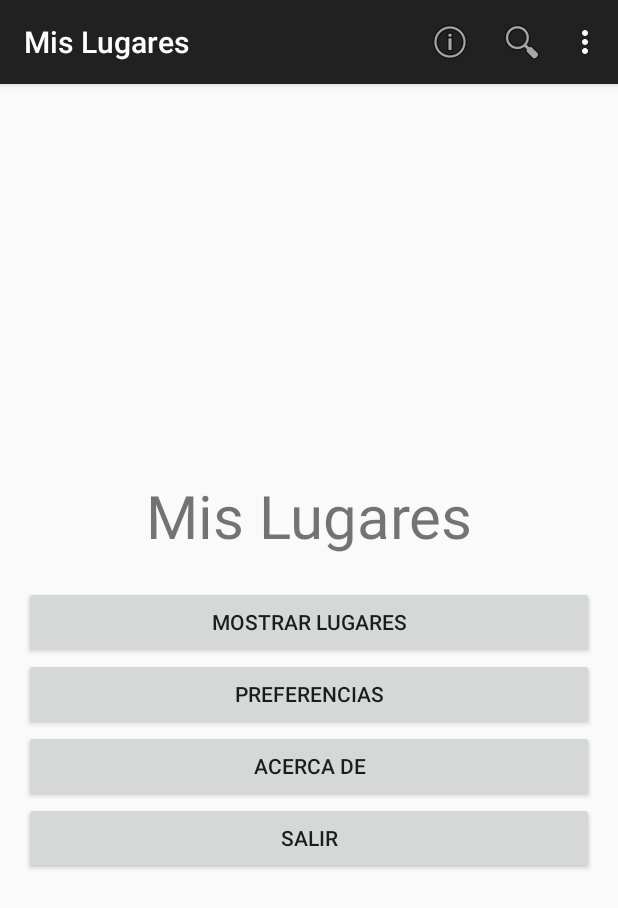
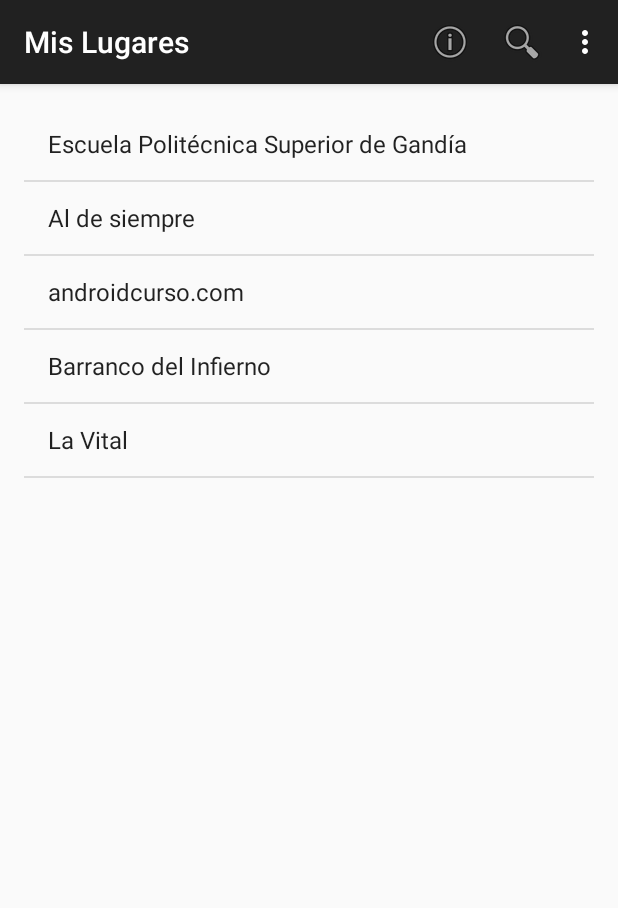
Before and after one commit to jjprada/MisLugares, an Android app: the screen it shows after launch (MainActivity), on a phone screen of 412 x 824 dp. Shown: the top 908 px of the screen. Run offline under Robolectric (Android 15) with nearby library versions, the phone set to English and light mode, and no system bars.

Commit message:
ListView estilo 1

```diff
--- a/app/src/main/java/com/jjprada/mislugares/Lugares.java
+++ b/app/src/main/java/com/jjprada/mislugares/Lugares.java
@@ -8,32 +8,40 @@ import java.util.List;
  */
 public class Lugares {
 
-    protected static List<Lugar> vectorLugares = ejemploLugares();
+    protected static List<Lugar> listaLugares = ejemploLugares();
 
     public Lugares() {
-        vectorLugares = ejemploLugares();
+        listaLugares = ejemploLugares();
     }
 
     static Lugar elemento(int id){
-        return vectorLugares.get(id);
+        return listaLugares.get(id);
     }
 
     static void anyade(Lugar lugar){
-        vectorLugares.add(lugar);
+        listaLugares.add(lugar);
     }
 
     static int nuevo(){
         Lugar lugar = new Lugar();
-        vectorLugares.add(lugar);
-        return vectorLugares.size()-1;
+        listaLugares.add(lugar);
+        return listaLugares.size()-1;
     }
 
     static void borrar(int id){
-        vectorLugares.remove(id);
+        listaLugares.remove(id);
     }
 
     public static int size() {
-        return vectorLugares.size();
+        return listaLugares.size();
+    }
+
+    static List listaNombres(){
+        ArrayList resultado = new ArrayList();
+        for (Lugar lugar: listaLugares){
+            resultado.add(lugar.getNombre());
+        }
+        return resultado;
     }
 
     public static ArrayList<Lugar> ejemploLugares() {
--- a/app/src/main/java/com/jjprada/mislugares/MainActivity.java
+++ b/app/src/main/java/com/jjprada/mislugares/MainActivity.java
@@ -12,8 +12,11 @@ import android.os.Bundle;
 import android.view.Menu;
 import android.view.MenuItem;
 import android.view.View;
+import android.widget.ArrayAdapter;
+import android.widget.BaseAdapter;
 import android.widget.Button;
 import android.widget.EditText;
+import android.widget.ListView;
 import android.widget.TextView;
 import android.widget.Toast;
 
@@ -25,10 +28,14 @@ public class MainActivity extends ActionBarActivity {
         super.onCreate(savedInstanceState);
         setContentView(R.layout.activity_main);
 
-        lanzarActividad(R.id.button_acerca_de, AcercaDeActivity.class);
+        BaseAdapter baseAdapter = new ArrayAdapter(this, android.R.layout.simple_list_item_1, Lugares.listaNombres());
+        ListView listView = (ListView)findViewById(R.id.main_listView);
+        listView.setAdapter(baseAdapter);
+
+/*        lanzarActividad(R.id.button_acerca_de, AcercaDeActivity.class);
         lanzarActividad(R.id.button_exit, null);
         lanzarActividad(R.id.button_settings, Preferences.class);
-        lanzarActividad(R.id.button_show, VistaLugarActivity.class);
+        lanzarActividad(R.id.button_show, VistaLugarActivity.class);*/
     }
 
     @Override
--- a/app/src/main/res/layout/activity_main.xml
+++ b/app/src/main/res/layout/activity_main.xml
@@ -2,45 +2,15 @@
               xmlns:tools="http://schemas.android.com/tools"
               android:layout_width="match_parent"
               android:layout_height="match_parent"
-              android:orientation="vertical"
               android:paddingBottom="@dimen/activity_vertical_margin"
               android:paddingLeft="@dimen/activity_horizontal_margin"
               android:paddingRight="@dimen/activity_horizontal_margin"
               android:paddingTop="@dimen/activity_vertical_margin"
-              tools:context=".MainActivity"
-              android:gravity="center">
+              tools:context=".MainActivity">
 
-    <TextView
+    <ListView
+        android:id="@+id/main_listView"
         android:layout_width="match_parent"
-        android:layout_height="wrap_content"
-        android:text="@string/app_name"
-        android:textSize="40sp"
-        android:gravity="center"
-        android:layout_margin="@dimen/small"/>
-
-    <Button
-        android:id="@+id/button_show"
-        android:layout_width="match_parent"
-        android:layout_height="wrap_content"
-        android:text="@string/button_show"
-        android:onClick="mostrarPreferencias"/>
-
-    <Button
-        android:id="@+id/button_settings"
-        android:layout_width="match_parent"
-        android:layout_height="wrap_content"
-        android:text="@string/button_config"/>
-
-    <Button
-        android:id="@+id/button_acerca_de"
-        android:layout_width="match_parent"
-        android:layout_height="wrap_content"
-        android:text="@string/button_about"/>
-
-    <Button
-        android:id="@+id/button_exit"
-        android:layout_width="match_parent"
-        android:layout_height="wrap_content"
-        android:text="@string/button_exit"/>
+        android:layout_height="match_parent"/>
 
 </LinearLayout>
```
Also changed, not shown: app/src/main/res/SIN USAR/layout-land/activity_main.xml (added, +48 -0 lines), app/src/main/res/SIN USAR/layout-xlarge-land/activity_main.xml (added, +45 -0 lines), app/src/main/res/layout/old_activity_main.xml (added, +46 -0 lines).
